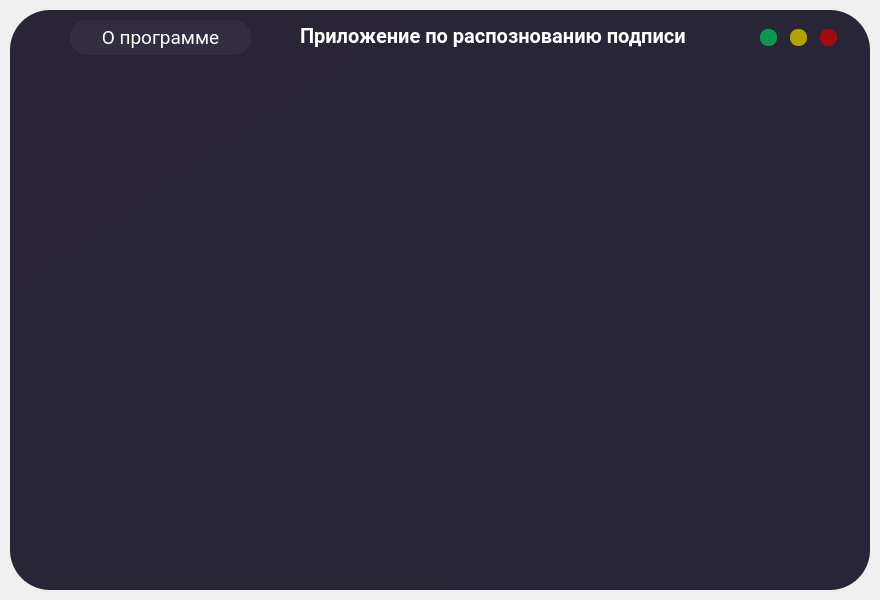
jur4ikoff/Mireaproject, file Main1.ui: the form before one commit.
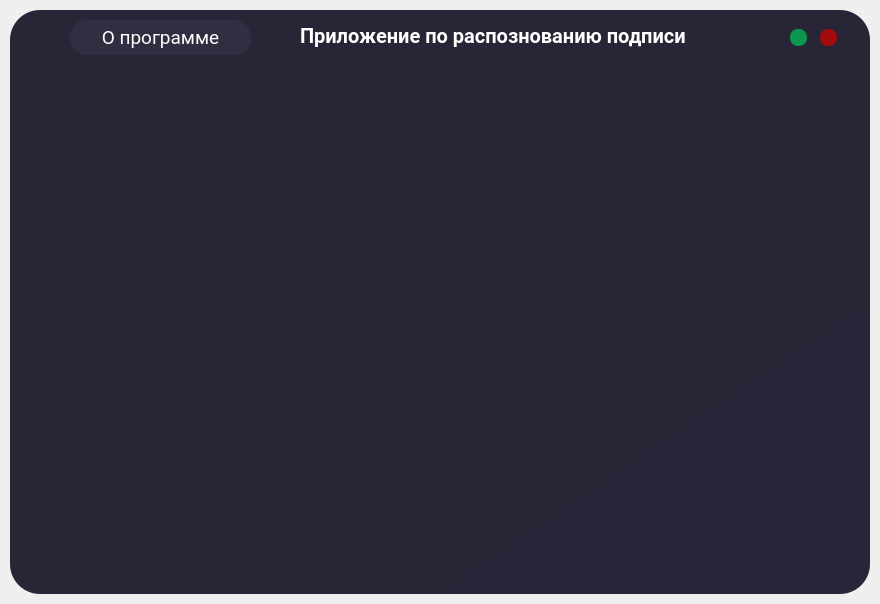
The form after the commit.

Commit message: Стабильная версия

```diff
--- a/Main1.ui
+++ b/Main1.ui
@@ -7,11 +7,11 @@
     <x>0</x>
     <y>0</y>
     <width>880</width>
-    <height>600</height>
+    <height>604</height>
    </rect>
   </property>
   <property name="sizePolicy">
-   <sizepolicy hsizetype="Maximum" vsizetype="Maximum">
+   <sizepolicy hsizetype="Fixed" vsizetype="Fixed">
     <horstretch>0</horstretch>
     <verstretch>0</verstretch>
    </sizepolicy>
@@ -24,6 +24,12 @@
   <property name="windowTitle">
    <string>Распознование подписи</string>
   </property>
+  <property name="windowOpacity">
+   <double>1.000000000000000</double>
+  </property>
+  <property name="styleSheet">
+   <string notr="true"/>
+  </property>
   <widget class="QWidget" name="centralwidget">
    <layout class="QHBoxLayout" name="horizontalLayout_2">
     <property name="spacing">
@@ -50,7 +56,7 @@
        </font>
       </property>
       <property name="styleSheet">
-       <string notr="true">border-radius: 40px; 
+       <string notr="true">border-radius: 30px; 
 background-color: qlineargradient(spread:pad, x1:0, y1:0, x2:1, y2:1, stop:0 rgba(41, 37, 54, 255), stop:1 rgba(39, 37, 55, 255));</string>
       </property>
       <property name="frameShape">
@@ -221,7 +227,7 @@
             <widget class="QPushButton" name="min_wnd">
              <property name="geometry">
               <rect>
-               <x>490</x>
+               <x>520</x>
                <y>19</y>
                <width>17</width>
                <height>17</height>
@@ -241,29 +247,6 @@
               <string/>
              </property>
             </widget>
-            <widget class="QPushButton" name="full_wnd">
-             <property name="geometry">
-              <rect>
-               <x>520</x>
-               <y>19</y>
-               <width>17</width>
-               <height>17</height>
-              </rect>
-             </property>
-             <property name="styleSheet">
-              <string notr="true">QPushButton {
-	border: none;
-	border-radius: 8px;
-	background-color: rgba(194, 174, 0, 230);
-}
-QPushButton:hover {
-	background-color: rgba(194, 174, 0, 255)
-}</string>
-             </property>
-             <property name="text">
-              <string/>
-             </property>
-            </widget>
             <widget class="QPushButton" name="close_wnd">
              <property name="geometry">
               <rect>
```
Left out of the diff: 3 changed lines with no effect on the pictures. The commit also changes 1 other file.
